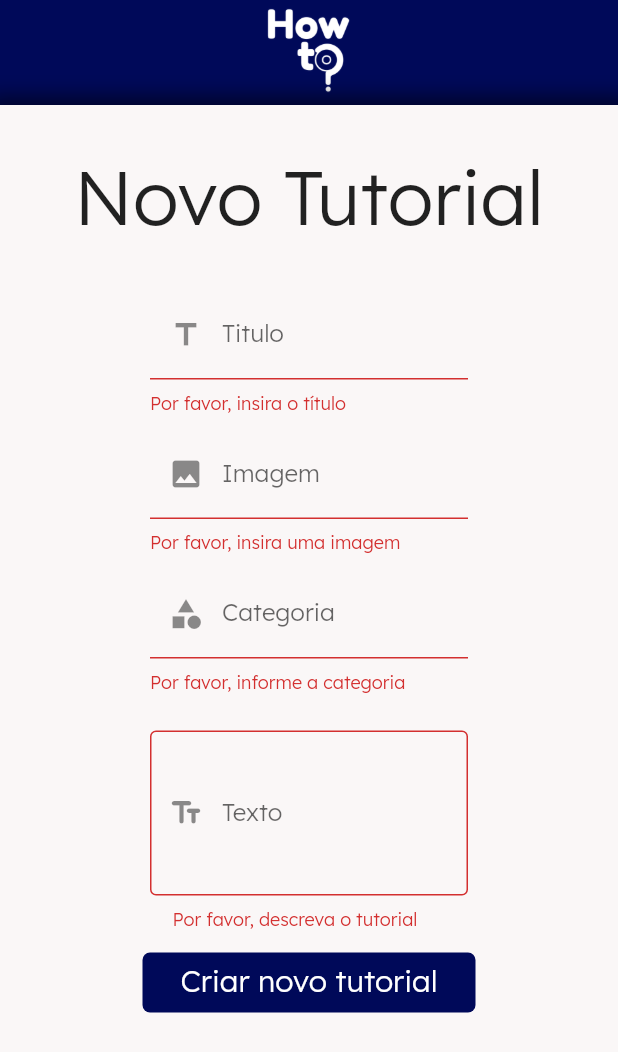
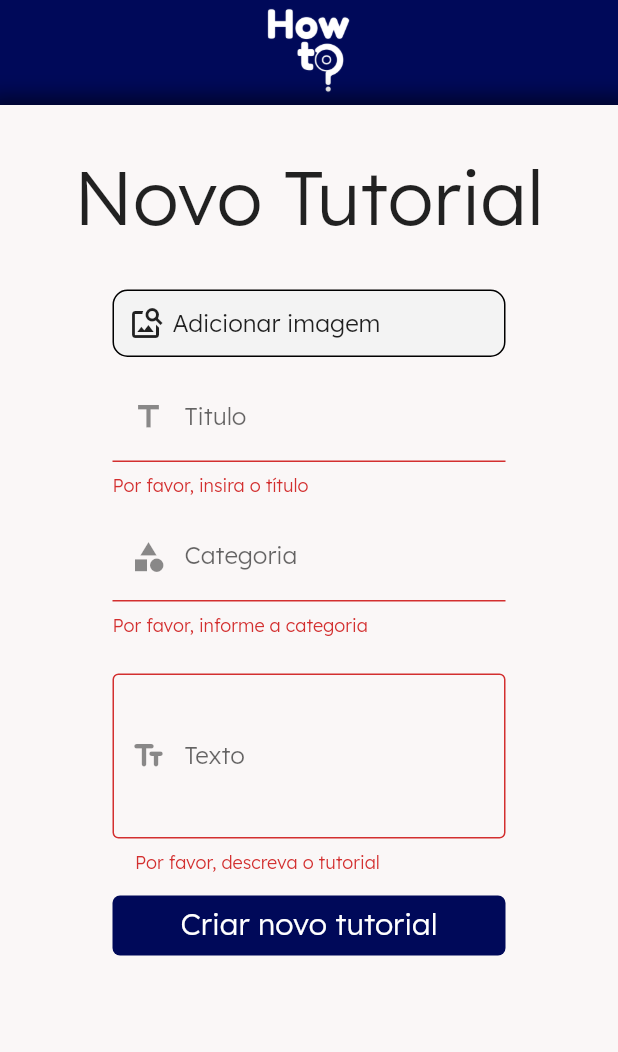
Before and after one commit to KlotJota/how_to, a Flutter app: the CreateTutorialPage screen opened directly, after a tap on "Criar novo tutorial", on a phone screen of 412 x 824 dp. Shown: the top 1052 px of the screen. Run offline on Flutter 3.47's test engine with Material 2 defaults, Android fonts, the phone set to English and light mode, and no system bars; our stand-ins replace cloud_firestore, firebase_auth, firebase_core, firebase_storage, get, image_picker; accounts and stored records are empty.

Commit message:
Sistema de image_picker implementado nos lugares necessários

```diff
--- a/lib/Views/createTutorial-page.dart
+++ b/lib/Views/createTutorial-page.dart
@@ -1,7 +1,11 @@
+import 'dart:io';
+
 import 'package:cloud_firestore/cloud_firestore.dart';
+import 'package:firebase_storage/firebase_storage.dart';
 import 'package:flutter/cupertino.dart';
 import 'package:get/get.dart';
 import 'package:flutter/material.dart';
+import 'package:image_picker/image_picker.dart';
 
 class CreateTutorialPage extends StatefulWidget {
   @override
@@ -9,18 +13,17 @@ class CreateTutorialPage extends StatefulWidget {
 }
 
 class _CreateTutorialPage extends State<CreateTutorialPage> {
-  var formKey = GlobalKey<FormState>();
+  var formKeyCreate = GlobalKey<FormState>();
+  String? imagem;
 
   TextEditingController _tituloController = TextEditingController();
   TextEditingController _textoController = TextEditingController();
-  TextEditingController _imagemController = TextEditingController();
   TextEditingController _categoriaController = TextEditingController();
 
   void criarTutorial(BuildContext context) async {
-    if (formKey.currentState!.validate()) {
+    if (formKeyCreate.currentState!.validate()) {
       String titulo = _tituloController.text;
       String texto = _textoController.text;
-      String imagem = _imagemController.text;
       String categoria = _categoriaController.text;
       try {
         CollectionReference collection =
@@ -162,6 +165,27 @@ class _CreateTutorialPage extends State<CreateTutorialPage> {
         });
   }
 
+  Future<void> pegaImagem() async {
+    final ImagePicker picker = ImagePicker();
+    final XFile? pickedFile =
+        await picker.pickImage(source: ImageSource.gallery);
+
+    if (pickedFile != null) {
+      File imageFile = File(pickedFile.path);
+
+      String imagemRef = "imagens/img-${DateTime.now().toString()}.jpg";
+      Reference storageRef = FirebaseStorage.instance.ref().child(imagemRef);
+      await storageRef.putFile(imageFile);
+
+      // Obter URL da imagem
+      String imageUrl = await storageRef.getDownloadURL();
+
+      setState(() {
+        imagem = imageUrl;
+      });
+    }
+  }
+
   @override
   Widget build(BuildContext context) {
     return Scaffold(
@@ -200,7 +224,7 @@ class _CreateTutorialPage extends State<CreateTutorialPage> {
                     ),
                   ], color: Color.fromARGB(255, 250, 247, 247)),
                   child: Form(
-                    key: formKey,
+                    key: formKeyCreate,
                     child: Column(
                       children: [
                         Container(
@@ -210,9 +234,35 @@ class _CreateTutorialPage extends State<CreateTutorialPage> {
                             style: TextStyle(fontSize: 50),
                           ),
                         ),
+                        GestureDetector(
+                            onTap: pegaImagem,
+                            child: Container(
+                              margin: EdgeInsets.only(bottom: 10),
+                              width: MediaQuery.of(context).size.width - 150,
+                              height: 45,
+                              decoration: BoxDecoration(
+                                  color: Color.fromARGB(255, 243, 243, 243),
+                                  borderRadius:
+                                      BorderRadius.all(Radius.circular(10)),
+                                  border: Border.all(
+                                      width: 1, color: Colors.black)),
+                              child: Row(
+                                children: [
+                                  Container(
+                                      margin:
+                                          EdgeInsets.only(left: 10, right: 5),
+                                      child: Icon(Icons.image_search)),
+                                  Text(
+                                    'Adicionar imagem',
+                                    style: TextStyle(fontSize: 16),
+                                  )
+                                ],
+                              ),
+                              alignment: Alignment.centerLeft,
+                            )),
                         Container(
                           margin: EdgeInsets.only(bottom: 10),
-                          width: MediaQuery.of(context).size.width - 200,
+                          width: MediaQuery.of(context).size.width - 150,
                           child: TextFormField(
                             controller: _tituloController,
                             decoration: InputDecoration(
@@ -232,27 +282,8 @@ class _CreateTutorialPage extends State<CreateTutorialPage> {
                           ),
                         ),
                         Container(
-                          margin: EdgeInsets.only(bottom: 10),
-                          width: MediaQuery.of(context).size.width - 200,
-                          child: TextFormField(
-                            controller: _imagemController,
-                            decoration: InputDecoration(
-                              prefixIcon: Icon(Icons.image),
-                              labelText: "Imagem",
-                            ),
-                            autovalidateMode:
-                                AutovalidateMode.onUserInteraction,
-                            validator: (value) {
-                              if (value!.isEmpty) {
-                                return 'Por favor, insira uma imagem';
-                              }
-                              return null;
-                            },
-                          ),
-                        ),
-                        Container(
                           margin: EdgeInsets.only(bottom: 25),
-                          width: MediaQuery.of(context).size.width - 200,
+                          width: MediaQuery.of(context).size.width - 150,
                           child: TextFormField(
                             controller: _categoriaController,
                             decoration: InputDecoration(
@@ -271,7 +302,7 @@ class _CreateTutorialPage extends State<CreateTutorialPage> {
                         ),
                         Container(
                           margin: EdgeInsets.only(bottom: 10),
-                          width: MediaQuery.of(context).size.width - 200,
+                          width: MediaQuery.of(context).size.width - 150,
                           child: TextFormField(
                             maxLines: 4,
                             controller: _textoController,
@@ -297,7 +328,7 @@ class _CreateTutorialPage extends State<CreateTutorialPage> {
                           },
                           child: Container(
                             margin: EdgeInsets.only(top: 5),
-                            width: MediaQuery.of(context).size.width - 190,
+                            width: MediaQuery.of(context).size.width - 150,
                             height: 40,
                             padding: EdgeInsets.only(top: 6),
                             decoration: BoxDecoration(
--- a/lib/Views/first_page.dart
+++ b/lib/Views/first_page.dart
@@ -1,10 +1,6 @@
-import 'dart:html';
-
-import 'package:cloud_firestore/cloud_firestore.dart';
 import 'package:firebase_auth/firebase_auth.dart';
 import 'package:flutter/material.dart';
 import 'package:flutter/src/widgets/framework.dart';
-import 'package:flutter/src/widgets/placeholder.dart';
 import 'package:how_to/Views/createTutorial-page.dart';
 import 'package:how_to/Views/home.dart';
 import 'package:how_to/Views/search-page.dart';
--- a/lib/Views/home.dart
+++ b/lib/Views/home.dart
@@ -91,7 +91,10 @@ class _HomePageState extends State<HomePage> {
                                                     )
                                                   : CircleAvatar(
                                                       backgroundImage:
-                                                          NetworkImage(''),
+                                                          NetworkImage(auth
+                                                              .currentUser!
+                                                              .photoURL
+                                                              .toString()),
                                                     )),
                                           Container(
                                             padding: EdgeInsets.only(top: 10),
```
Also changed, not shown: lib/Views/reset-pass.dart (+2 -5 lines), lib/Views/tutorialEdit-page.dart (+62 -24 lines), lib/Views/user-login.dart (+4 -4 lines), lib/Views/user-profile.dart (+5 -20 lines), lib/Views/user-register.dart (+4 -4 lines), pubspec.lock, 2 other files.
